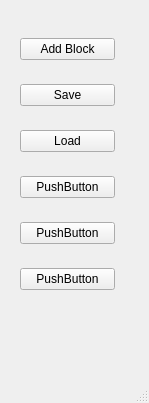
This is main.ui in zhhrozhh/pyzzle as Qt 5 draws it before an edit. The edited form follows.
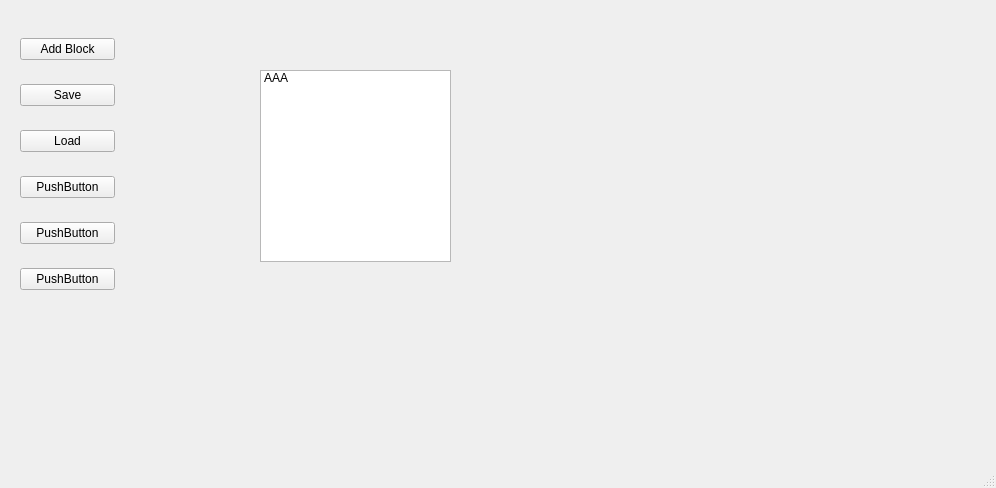
This is the edited form.

What changed in the file:
```diff
--- a/main.ui
+++ b/main.ui
@@ -6,8 +6,8 @@
    <rect>
     <x>0</x>
     <y>0</y>
-    <width>149</width>
-    <height>403</height>
+    <width>996</width>
+    <height>488</height>
    </rect>
   </property>
   <property name="windowTitle">
@@ -68,6 +68,21 @@
      </item>
     </layout>
    </widget>
+   <widget class="QListWidget" name="listWidget">
+    <property name="geometry">
+     <rect>
+      <x>260</x>
+      <y>70</y>
+      <width>191</width>
+      <height>192</height>
+     </rect>
+    </property>
+    <item>
+     <property name="text">
+      <string>AAA</string>
+     </property>
+    </item>
+   </widget>
   </widget>
   <widget class="QMenuBar" name="menubar">
    <property name="geometry">
```
Left out of the diff: 21 changed lines with no effect on the pictures.
